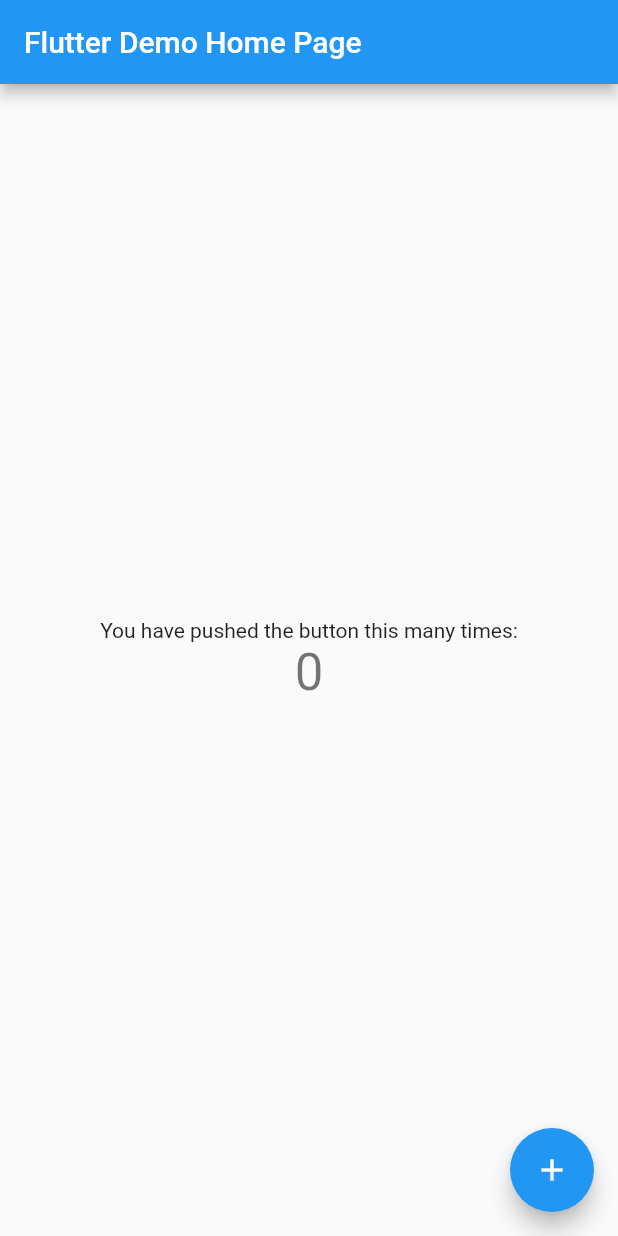
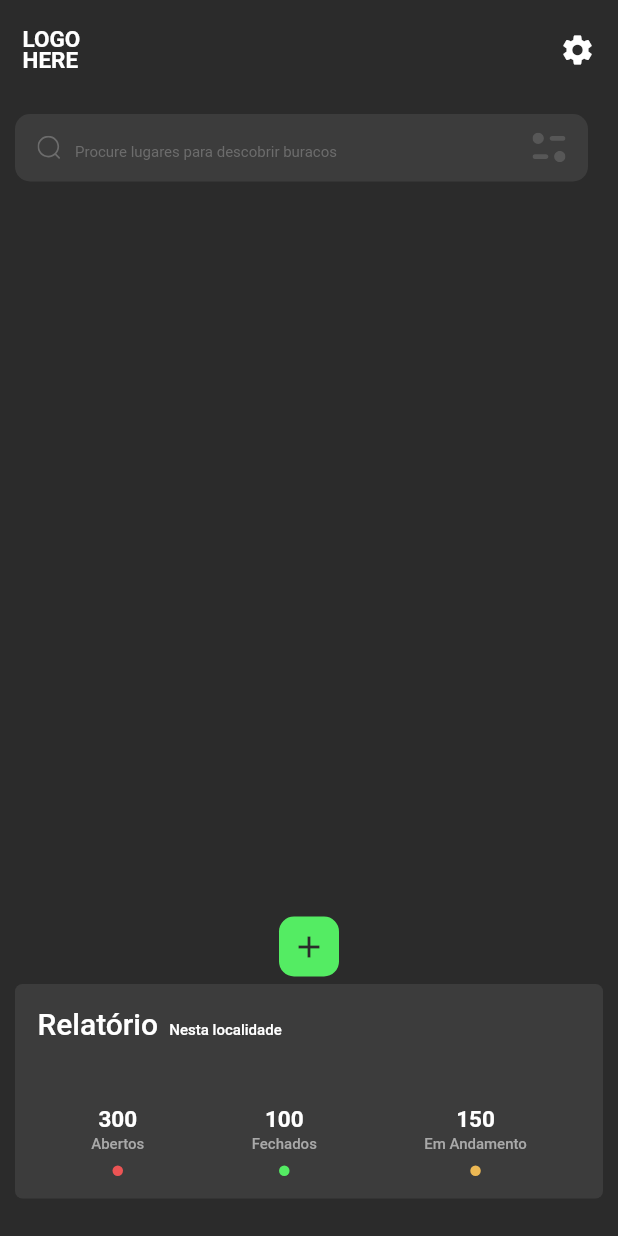
Before and after one commit to IdeiasAbertas/mapadeburacos-app, a Flutter app: the screen it shows after launch, on a phone screen of 412 x 824 dp. Run offline on Flutter 3.47's test engine with Material 2 defaults, Android fonts, the light colour scheme and no system bars; our stand-ins replace flutter_svg.

Commit message:
adds home screen

```diff
--- /dev/null
+++ b/lib/app/resources/theme.dart
@@ -0,0 +1,22 @@
+import 'package:flutter/material.dart';
+
+export 'package:flutter/services.dart' show SystemUiOverlayStyle;
+
+class AppTheme {
+  const AppTheme._();
+
+  static const primaryColor = krukutecaGreen001;
+  static const accentColor = krukuteYellow001;
+
+  static const backgroundColor = krukutecaGray001;
+
+  static const krukutecaGreen001 = Color(0xFF54EC63);
+
+  static const krukutecaGray001 = Color(0xFF2B2B2B);
+  static const krukutecaGray002 = Color(0xFF6C6C6C);
+  static const krukutecaGray003 = Color(0xFF3C3C3C);
+  static const krukutecaGray004 = Color(0xFFA9A9A9);
+  static const krukutecaRed001 = Color(0xFFEC5454);
+
+  static const krukuteYellow001 = Color(0xFFECB854);
+}
--- /dev/null
+++ b/lib/data/models/status_buraco_model.dart
@@ -0,0 +1,5 @@
+enum StatusBuraco {
+  abertos,
+  fechados,
+  emAndamento
+}
--- /dev/null
+++ b/lib/features/home/home_page.dart
@@ -0,0 +1,145 @@
+import 'package:flutter/material.dart';
+import 'package:flutter_svg/svg.dart';
+import 'package:mapa_de_buracos_app_flutter/app/resources/theme.dart';
+import 'package:mapa_de_buracos_app_flutter/data/models/status_buraco_model.dart';
+import 'package:mapa_de_buracos_app_flutter/features/widgets/counter_status_widget.dart';
+
+class HomePage extends StatelessWidget {
+  const HomePage({super.key});
+
+  @override
+  Widget build(BuildContext context) {
+    return Scaffold(
+      resizeToAvoidBottomInset: false,
+      bottomSheet: Container(
+        height: 300,
+        decoration: const BoxDecoration(color: Colors.black),
+        child: Column(),
+      ),
+      body: SafeArea(
+        child: Stack(
+          children: <Widget>[
+            Container(
+              color: AppTheme.backgroundColor,
+            ),
+            Positioned(
+              left: 0,
+              top: 0,
+              right: 0,
+              child: Column(
+                children: <Widget>[
+                  AppBar(
+                    elevation: 0.0,
+                    backgroundColor: Colors.transparent,
+                    leading: Container(
+                      margin: const EdgeInsets.only(top: 20, left: 15),
+                      child: const Text(
+                        'LOGO\nHERE',
+                        style: TextStyle(
+                            fontWeight: FontWeight.bold, height: 0.9, fontSize: 15, color: Colors.white),
+                      ),
+                    ),
+                    actions: [
+                      Container(
+                        margin: const EdgeInsets.only(top: 10, right: 15),
+                        child: const Icon(
+                          Icons.settings,
+                          color: Colors.white,
+                        ),
+                      )
+                    ],
+                  ),
+                  Container(
+                    height: 65,
+                    padding: const EdgeInsets.only(top: 20, left: 10, right: 20),
+                    child: TextField(
+                      decoration: InputDecoration(
+                        filled: true,
+                        hintText: 'Procure lugares para descobrir buracos',
+                        hintStyle: const TextStyle(
+                          fontSize: 10,
+                          color: AppTheme.krukutecaGray002,
+                        ),
+                        suffixIconConstraints: const BoxConstraints(minHeight: 19, minWidth: 22),
+                        suffixIcon: Container(
+                          margin: const EdgeInsets.only(right: 15),
+                          child: SvgPicture.asset(
+                            'assets/icons/filter-icon.svg',
+                          ),
+                        ),
+                        prefixIconConstraints: const BoxConstraints(minHeight: 19, minWidth: 22),
+                        prefixIcon: Container(
+                            margin: const EdgeInsets.only(left: 15, right: 10),
+                            child: SvgPicture.asset('assets/icons/search-icon.svg')),
+                        fillColor: AppTheme.krukutecaGray003,
+                        border: OutlineInputBorder(
+                          borderSide: BorderSide.none,
+                          borderRadius: BorderRadius.circular(10.0),
+                        ),
+                      ),
+                    ),
+                  )
+                ],
+              ),
+            ),
+            Positioned(
+              child: Align(
+                alignment: Alignment.bottomCenter,
+                child: Column(
+                  mainAxisSize: MainAxisSize.min,
+                  children: [
+                    Container(
+                      height: 40,
+                      width: 40,
+                      decoration: BoxDecoration(
+                          color: AppTheme.krukutecaGreen001, borderRadius: BorderRadius.circular(10)),
+                      child: const Icon(
+                        Icons.add,
+                        color: AppTheme.backgroundColor,
+                      ),
+                    ),
+                    Container(
+                      margin: const EdgeInsets.only(left: 10, right: 10, bottom: 25, top: 5),
+                      padding: const EdgeInsets.symmetric(vertical: 15, horizontal: 15),
+                      height: 143,
+                      decoration: BoxDecoration(
+                        borderRadius: BorderRadius.circular(5),
+                        color: AppTheme.krukutecaGray003,
+                      ),
+                      child: Column(
+                        crossAxisAlignment: CrossAxisAlignment.start,
+                        mainAxisAlignment: MainAxisAlignment.spaceBetween,
+                        children: [
+                          RichText(
+                            text: const TextSpan(children: [
+                              TextSpan(
+                                text: 'Relatório ',
+                                style: TextStyle(fontSize: 20, fontWeight: FontWeight.w500),
+                              ),
+                              TextSpan(
+                                text: ' Nesta localidade',
+                                style: TextStyle(fontSize: 10, fontWeight: FontWeight.w500),
+                              ),
+                            ]),
+                          ),
+                          Row(
+                            mainAxisAlignment: MainAxisAlignment.spaceAround,
+                            children: const [
+                              CounterStatusWidget(status: StatusBuraco.abertos, count: '300'),
+                              CounterStatusWidget(status: StatusBuraco.fechados, count: '100'),
+                              CounterStatusWidget(status: StatusBuraco.emAndamento, count: '150'),
+                            ],
+                          )
+                        ],
+                      ),
+                    )
+                  ],
+                ),
+              ),
+            )
+          ],
+        ),
+      ),
+    );
+  }
+}
--- /dev/null
+++ b/lib/features/widgets/counter_status_widget.dart
@@ -0,0 +1,51 @@
+import 'package:flutter/material.dart';
+import 'package:mapa_de_buracos_app_flutter/app/resources/theme.dart';
+import 'package:mapa_de_buracos_app_flutter/data/models/status_buraco_model.dart';
+
+class CounterStatusWidget extends StatelessWidget {
+  final StatusBuraco status;
+  final String count;
+  const CounterStatusWidget({Key? key, required this.status, required this.count}) : super(key: key);
+
+  @override
+  Widget build(BuildContext context) {
+    return Column(
+      children: [
+        Text(
+          count,
+          style: const TextStyle(fontSize: 15, fontWeight: FontWeight.w600),
+        ),
+        const SizedBox(
+          height: 2,
+        ),
+        Text(
+          getStatusTile(status),
+          style: const TextStyle(fontSize: 10, fontWeight: FontWeight.w500, color: AppTheme.krukutecaGray004),
+        ),
+        const SizedBox(
+          height: 8,
+        ),
+        Container(
+          width: 7,
+          height: 7,
+          decoration: BoxDecoration(
+            color: getStatusColor(status),
+            borderRadius: BorderRadius.circular(50.0),
+          ),
+        )
+      ],
+    );
+  }
+}
+
+Color getStatusColor(StatusBuraco status) => (status == StatusBuraco.abertos)
+    ? AppTheme.krukutecaRed001
+    : (status == StatusBuraco.fechados)
+        ? AppTheme.krukutecaGreen001
+        : AppTheme.krukuteYellow001;
+
+String getStatusTile(StatusBuraco status) => (status == StatusBuraco.abertos)
+    ? 'Abertos'
+    : (status == StatusBuraco.fechados)
+        ? 'Fechados'
+        : 'Em Andamento';
--- a/lib/main.dart
+++ b/lib/main.dart
@@ -1,4 +1,5 @@
 import 'package:flutter/material.dart';
+import 'package:mapa_de_buracos_app_flutter/features/home/home_page.dart';
 
 void main() {
   runApp(const MyApp());
@@ -10,56 +11,10 @@
   @override
   Widget build(BuildContext context) {
     return MaterialApp(
-      title: 'Flutter Demo',
-      theme: ThemeData(
-        primarySwatch: Colors.blue,
-      ),
-      home: const MyHomePage(title: 'Flutter Demo Home Page'),
+      title: 'Krukuteca',
+      debugShowCheckedModeBanner: false,
+      theme: ThemeData(primarySwatch: Colors.blue, brightness: Brightness.dark),
+      home: const HomePage(),
     );
   }
 }
-
-class MyHomePage extends StatefulWidget {
-  const MyHomePage({super.key, required this.title});
-  final String title;
-  @override
-  State<MyHomePage> createState() => _MyHomePageState();
-}
-
-class _MyHomePageState extends State<MyHomePage> {
-  int _counter = 0;
-
-  void _incrementCounter() {
-    setState(() {
-      _counter++;
-    });
-  }
-
-  @override
-  Widget build(BuildContext context) {
-    return Scaffold(
-      appBar: AppBar(
-        title: Text(widget.title),
-      ),
-      body: Center(
-        child: Column(
-          mainAxisAlignment: MainAxisAlignment.center,
-          children: <Widget>[
-            const Text(
-              'You have pushed the button this many times:',
-            ),
-            Text(
-              '$_counter',
-              style: Theme.of(context).textTheme.headline4,
-            ),
-          ],
-        ),
-      ),
-      floatingActionButton: FloatingActionButton(
-        onPressed: _incrementCounter,
-        tooltip: 'Increment',
-        child: const Icon(Icons.add),
-      ),
-    );
-  }
-}
--- a/pubspec.yaml
+++ b/pubspec.yaml
@@ -36,6 +36,8 @@
   # The following adds the Cupertino Icons font to your application.
   # Use with the CupertinoIcons class for iOS style icons.
   cupertino_icons: ^1.0.2
+  flutter_svg: ^1.1.6
+  #google_fonts: ^3.0.1
 
 dev_dependencies:
   flutter_test:
@@ -60,8 +62,8 @@
   uses-material-design: true
 
   # To add assets to your application, add an assets section, like this:
-  # assets:
-  #   - images/a_dot_burr.jpeg
+  assets:
+    - assets/icons/
   #   - images/a_dot_ham.jpeg
 
   # An image asset can refer to one or more resolution-specific "variants", see
```
Also changed, not shown: assets/icons/filter-icon.svg (added), assets/icons/search-icon.svg (added), pubspec.lock, 6 other files.
